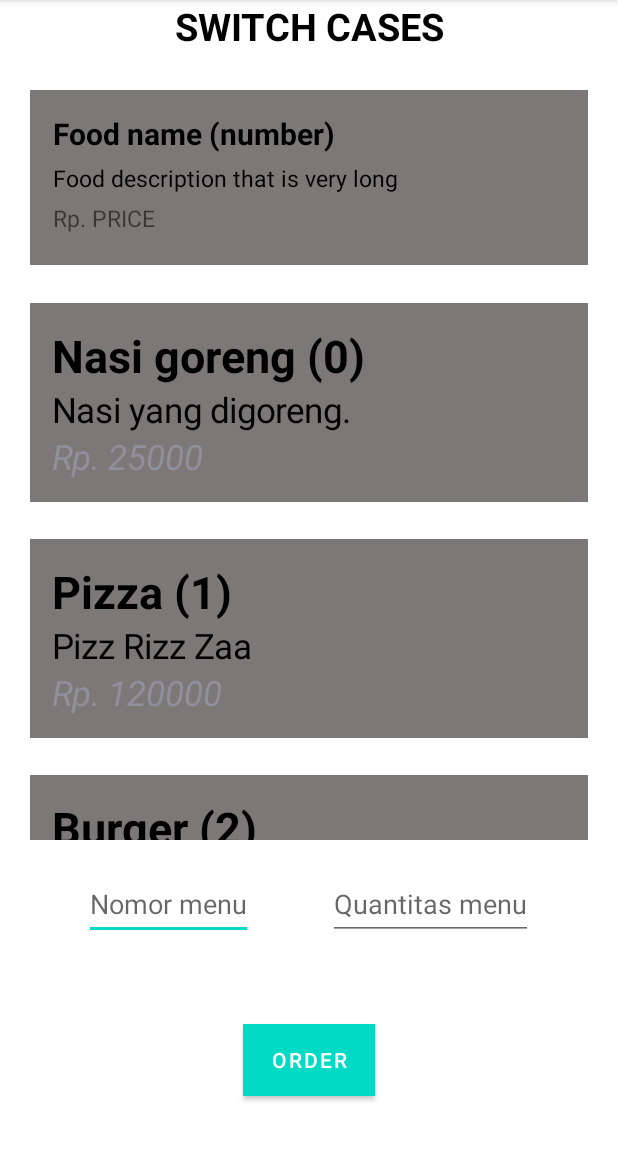
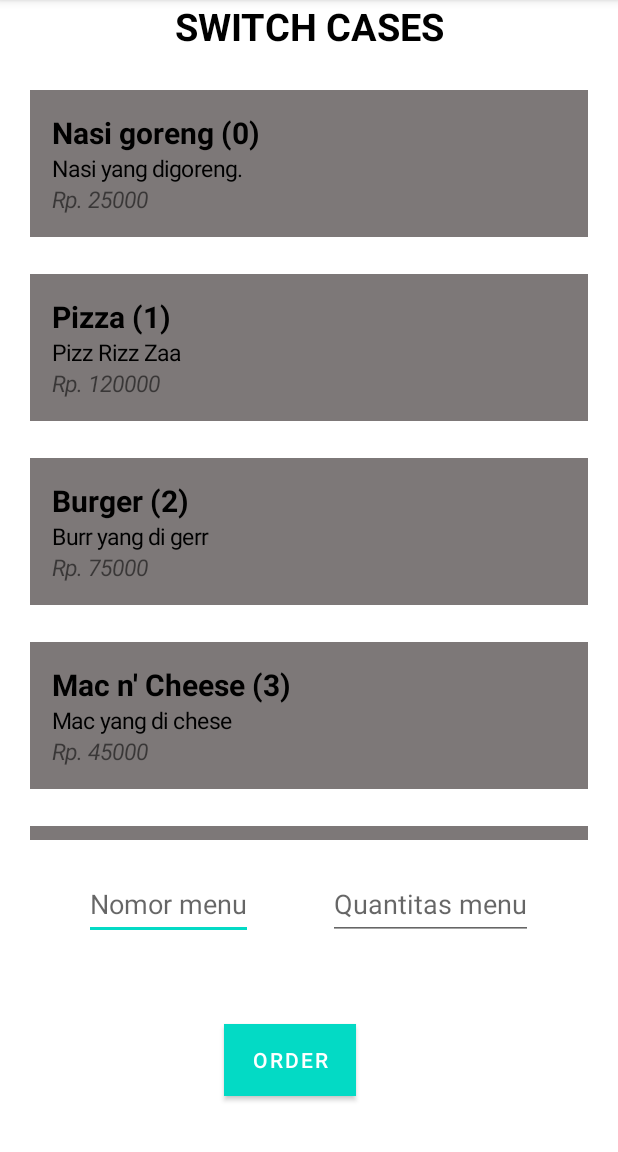
Before and after one commit to greyseth/SegitigaCalc, an Android app: the screen it shows after launch (Switches), after a tap on "ORDER", on a phone screen of 412 x 824 dp, the part 84-1236 px from its top. Run offline under Robolectric (Android 15) with nearby library versions, the phone set to English and light mode, and no system bars.

Commit message:
Finished Menu assignment

```diff
--- a/app/src/main/AndroidManifest.xml
+++ b/app/src/main/AndroidManifest.xml
@@ -19,6 +19,7 @@
             android:exported="false" />
         <activity
             android:name=".Switches"
+            android:windowSoftInputMode="adjustPan"
             android:exported="true">
             <intent-filter>
                 <action android:name="android.intent.action.MAIN" />
--- a/app/src/main/java/com/example/segitigacalc/Switches.java
+++ b/app/src/main/java/com/example/segitigacalc/Switches.java
@@ -15,6 +15,7 @@ import android.widget.Button;
 import android.widget.EditText;
 import android.widget.LinearLayout;
 import android.widget.TextView;
+import android.widget.Toast;
 
 import java.util.LinkedList;
 import java.util.List;
@@ -32,6 +33,7 @@ public class Switches extends AppCompatActivity {
         super.onCreate(savedInstanceState);
         setContentView(R.layout.activity_switches);
 
+        //Element initialization
         cardHolder = findViewById(R.id.cards);
         orderBtn = (Button) findViewById(R.id.orderBtn);
         menuInput = findViewById(R.id.menuInput);
@@ -46,19 +48,19 @@ public class Switches extends AppCompatActivity {
             int cardPadding = toPX(cardPaddingDP);
 
             //Makes new card base
-            LinearLayout card = new LinearLayout(getApplicationContext());
+            LinearLayout card = new LinearLayout(Switches.this);
             LinearLayout.LayoutParams cardParams = new LinearLayout.LayoutParams(ViewGroup.LayoutParams.MATCH_PARENT, ViewGroup.LayoutParams.WRAP_CONTENT);
             cardParams.setMargins(toPX(20), 0, toPX(20), toPX(25));
 
             card.setLayoutParams(cardParams);
             card.setOrientation(LinearLayout.VERTICAL);
             card.setPadding(cardPadding, cardPadding, cardPadding, cardPadding);
-            card.setBackgroundColor(ContextCompat.getColor(getApplication(), R.color.card_bg));
+            card.setBackgroundColor(ContextCompat.getColor(Switches.this, R.color.card_bg));
 
             //Adds text content to card
-            card.addView(cardContent(getApplicationContext(), menu.getName()+" ("+menu.getId()+")", "title"));
-            card.addView(cardContent(getApplicationContext(), menu.getDescription(), "desc"));
-            card.addView(cardContent(getApplicationContext(), "Rp. "+menu.getPrice(), "price"));
+            card.addView(cardContent(Switches.this, menu.getName()+" ("+menu.getId()+")", "title"));
+            card.addView(cardContent(Switches.this, menu.getDescription(), "desc"));
+            card.addView(cardContent(Switches.this, "Rp. "+menu.getPrice(), "price"));
 
             //Adds card to main card view
             cardHolder.addView(card);
@@ -68,7 +70,55 @@ public class Switches extends AppCompatActivity {
         orderBtn.setOnClickListener(new View.OnClickListener() {
             @Override
             public void onClick(View view) {
-                System.out.println("Ordered");
+                //Empty input check
+                if (menuInput.getText().toString().isEmpty() || qtyInput.getText().toString().isEmpty()) {
+                    Toast.makeText(Switches.this, "Input tidak lengkap!", Toast.LENGTH_SHORT).show();
+                    return;
+                }
+
+                //Data processing
+                int selection = Integer.parseInt(menuInput.getText().toString());
+                int qty = Integer.parseInt(qtyInput.getText().toString());
+
+                String ordered = "";
+                int price = 0;
+                int totalPrice = 0;
+
+                switch(selection) {
+                    case 0:
+                        ordered = "Nasi goreng";
+                        price = 25000;
+                        break;
+                    case 1:
+                        ordered = "Pizza";
+                        price = 120000;
+                        break;
+                    case 2:
+                        ordered = "Burger";
+                        price = 75000;
+                        break;
+                    case 3:
+                        ordered = "Mac n' Cheese";
+                        price = 45000;
+                        break;
+                    case 4:
+                        ordered = "Mie goreng";
+                        price = 25000;
+                        break;
+                    default:
+                        break;
+                }
+
+                //Data output
+                if (!ordered.isEmpty() && price > 0) {
+                    Toast.makeText(Switches.this, "Ditambahkan pesanan "+ordered, Toast.LENGTH_SHORT).show();
+
+                    totalPrice = price * qty;
+                    System.out.println(totalPrice);
+                }else {
+                    Toast.makeText(Switches.this, "Sebuah Error telah terjadi", Toast.LENGTH_SHORT).show();
+                }
+
             }
         });
     }
@@ -88,7 +138,7 @@ public class Switches extends AppCompatActivity {
 
         retView.setText(textContent);
         if (type == "title" || type == "desc") retView.setTextColor(Color.BLACK);
-        retView.setTextSize(spToPX(type == "title" ? 20 : 15));
+        retView.setTextSize(type == "title" ? 20 : 15);
         if (type == "title") retView.setTypeface(retView.getTypeface(), Typeface.BOLD);
         if (type == "price") retView.setTypeface(retView.getTypeface(), Typeface.ITALIC);
 
--- a/app/src/main/res/layout/activity_switches.xml
+++ b/app/src/main/res/layout/activity_switches.xml
@@ -25,39 +25,7 @@
             android:layout_width="match_parent"
             android:layout_height="match_parent"
             android:orientation="vertical">
-                <LinearLayout
-                    android:layout_width="match_parent"
-                    android:layout_height="wrap_content"
-                    android:orientation="vertical"
-                    android:background="@color/card_bg"
-                    android:layout_marginEnd="20dp"
-                    android:layout_marginStart="20dp"
-                    android:layout_marginBottom="25dp"
-                    android:padding="15dp">
-                    <TextView
-                        android:layout_width="match_parent"
-                        android:layout_height="wrap_content"
-                        android:layout_marginBottom="5dp"
-                        android:text="Food name (number)"
-                        android:textColor="@color/black"
-                        android:textSize="20sp"
-                        android:textStyle="bold"/>
 
-                    <TextView
-                        android:layout_width="match_parent"
-                        android:layout_height="wrap_content"
-                        android:layout_marginBottom="5dp"
-                        android:text="Food description that is very long"
-                        android:textColor="@color/black"
-                        android:textSize="15sp"/>
-
-                    <TextView
-                        android:layout_width="match_parent"
-                        android:layout_height="wrap_content"
-                        android:layout_marginBottom="5dp"
-                        android:text="Rp. PRICE"
-                        android:textSize="15sp"/>
-                </LinearLayout>
         </LinearLayout>
     </ScrollView>
 
@@ -70,7 +38,7 @@
             android:id="@+id/menuInput"
             android:layout_width="wrap_content"
             android:layout_height="48dp"
-            android:accept="number"
+            android:inputType="number"
             android:hint="Nomor menu"
             android:layout_marginEnd="50dp"
             />
@@ -78,7 +46,7 @@
             android:id="@+id/qtyInput"
             android:layout_width="wrap_content"
             android:layout_height="48dp"
-            android:accept="number"
+            android:inputType="number"
             android:hint="Quantitas menu"
             />
     </LinearLayout>
@@ -93,7 +61,9 @@
             android:layout_width="wrap_content"
             android:layout_height="48dp"
             android:background="@color/dark_blue"
+            android:layout_marginEnd="25dp"
             android:text="ORDER"/>
+
     </LinearLayout>
 
 </LinearLayout>
```
